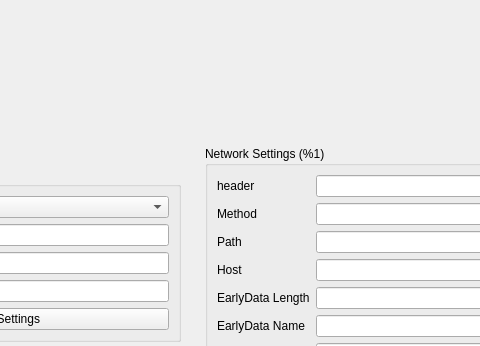
Old version of the form include/ui/profile/dialog_edit_profile.ui in the repository throneproj/Throne; both pictures show x 221 to 701 and y 0 to 346 of the 1307 by 885 pixel window.
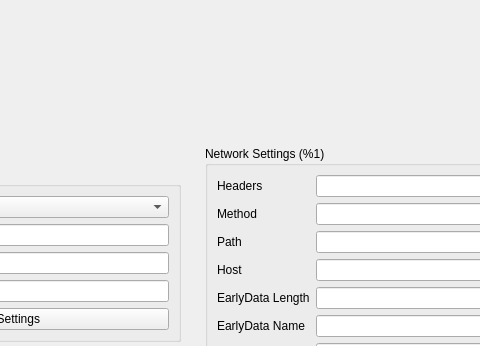
New version of the form. Custom widgets are drawn as their Qt base class.

The edit to the form file:
```diff
--- a/include/ui/profile/dialog_edit_profile.ui
+++ b/include/ui/profile/dialog_edit_profile.ui
@@ -537,7 +537,7 @@
             <string>&lt;html&gt;&lt;head/&gt;&lt;body&gt;&lt;p&gt;&lt;br/&gt;&lt;/p&gt;&lt;/body&gt;&lt;/html&gt;</string>
            </property>
            <property name="text">
-            <string notr="true">header</string>
+            <string>Headers</string>
            </property>
            <property name="buddy">
             <cstring>headers</cstring>
```
Left out of the diff: 20 changed lines with no effect on the pictures.
